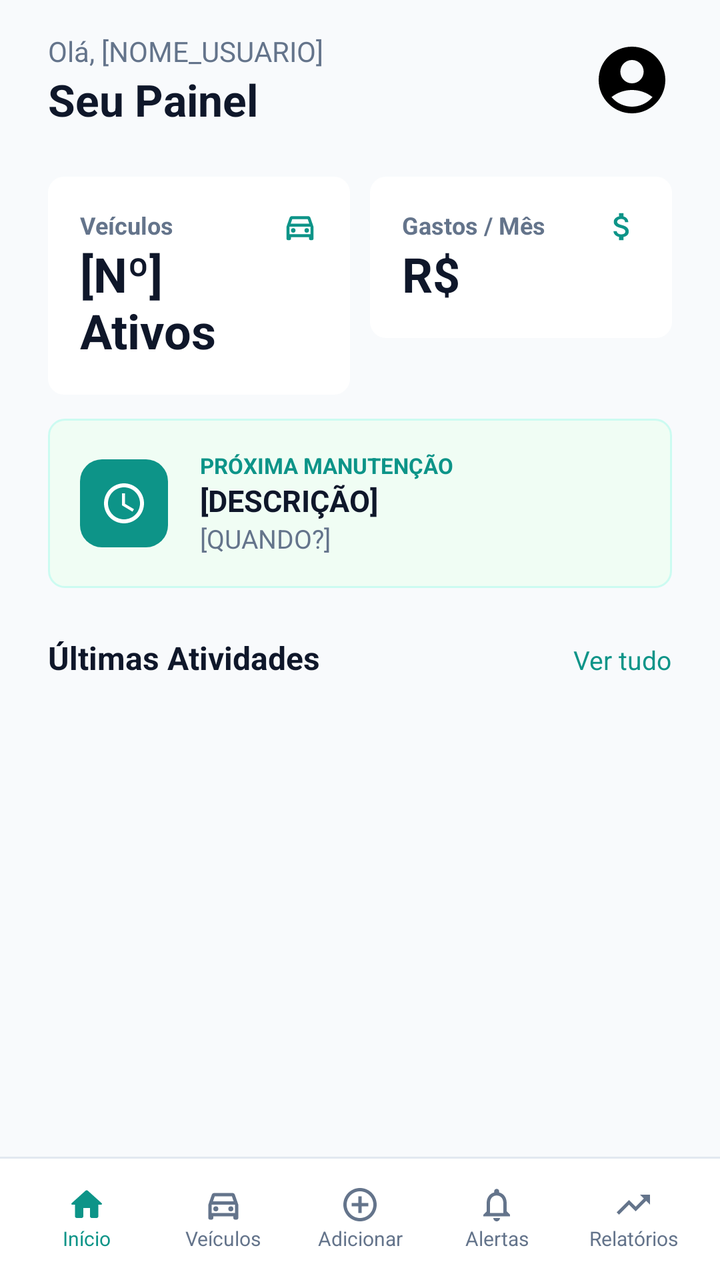
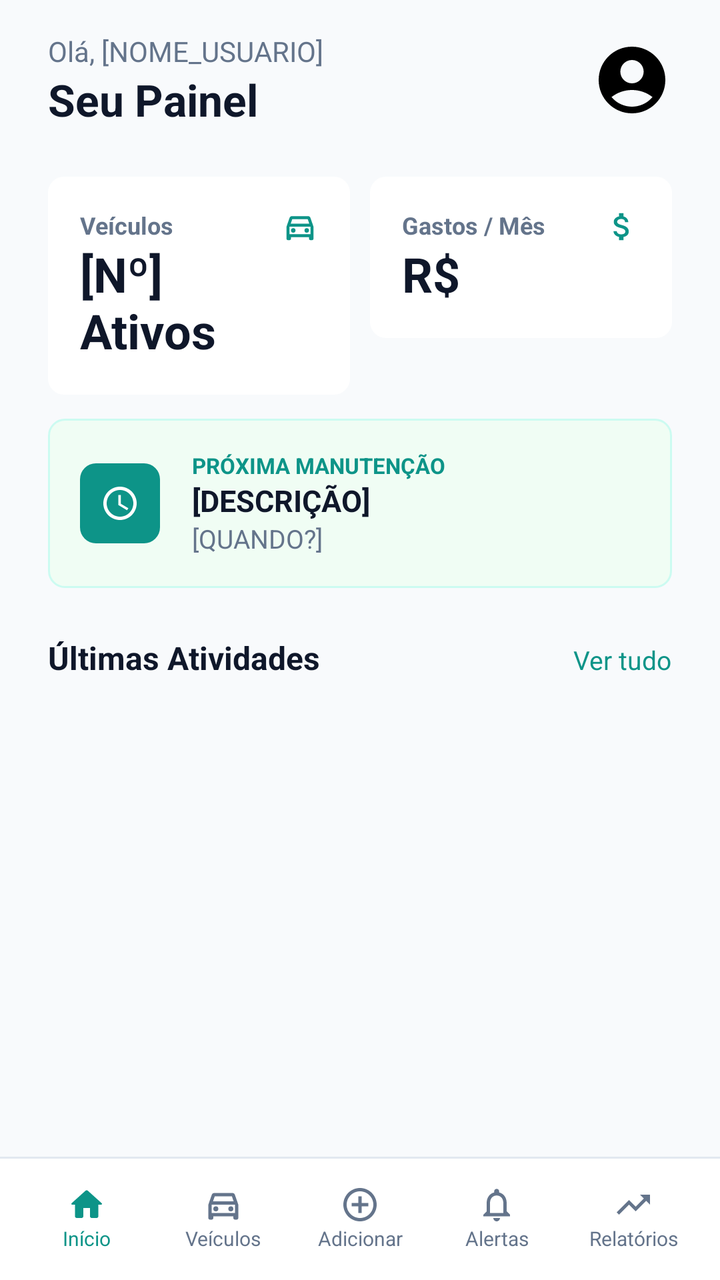

Before-and-after screenshots of an Android layout around one commit, followed by the original layout XML and the change that was made.
<!-- AndroidManifest.xml: application theme Theme.Virabraking -->
<!-- res/layout/activity_inicio.xml -->
<?xml version="1.0" encoding="utf-8"?>
<androidx.constraintlayout.widget.ConstraintLayout xmlns:android="http://schemas.android.com/apk/res/android"
    xmlns:app="http://schemas.android.com/apk/res-auto"
    xmlns:tools="http://schemas.android.com/tools"
    android:layout_width="match_parent"
    android:layout_height="match_parent"
    android:background="#f8fafc"
    tools:context=".Inicio">

    <LinearLayout
        android:layout_width="match_parent"
        android:layout_height="wrap_content"
        android:orientation="vertical">

        <LinearLayout
            android:layout_width="match_parent"
            android:layout_height="wrap_content"
            android:paddingHorizontal="24dp"
            android:paddingTop="16dp"
            android:paddingBottom="8dp">

            <LinearLayout
                android:layout_width="match_parent"
                android:layout_height="wrap_content"
                android:layout_weight="1"
                android:orientation="vertical">

                <TextView
                    android:layout_width="wrap_content"
                    android:layout_height="wrap_content"
                    android:text="Olá, [NOME_USUARIO]"
                    android:textColor="#64748b"/>

                <TextView
                    android:layout_width="wrap_content"
                    android:layout_height="wrap_content"
                    android:text="Seu Painel"
                    android:textColor="#0f172a"
                    android:textStyle="bold"
                    android:textSize="22sp"/>
            </LinearLayout>

            <ImageView
                android:layout_width="wrap_content"
                android:layout_height="wrap_content"
                android:src="@drawable/account_circle"
                android:layout_gravity="center" />
        </LinearLayout>

        <LinearLayout
            android:layout_width="match_parent"
            android:layout_height="wrap_content"
            android:orientation="vertical"
            android:paddingHorizontal="24dp"
            android:paddingVertical="16dp">

            <LinearLayout
                android:layout_width="match_parent"
                android:layout_height="wrap_content"
                android:divider="@drawable/gap"
                android:showDividers="middle">

                <LinearLayout
                    android:layout_width="match_parent"
                    android:layout_height="wrap_content"
                    android:layout_weight="1"
                    android:background="@drawable/bg_branco_arredondado"
                    android:padding="16dp">

                    <LinearLayout
                        android:layout_width="match_parent"
                        android:layout_height="wrap_content"
                        android:layout_weight="1"
                        android:orientation="vertical">

                        <TextView
                            android:layout_width="wrap_content"
                            android:layout_height="wrap_content"
                            android:text="Veículos"
                            android:textSize="12sp"
                            android:textStyle="bold"
                            android:textColor="#64748b"/>

                        <TextView
                            android:layout_width="wrap_content"
                            android:layout_height="wrap_content"
                            android:text="[Nº] Ativos"
                            android:textColor="#0f172a"
                            android:textStyle="bold"
                            android:textSize="24sp"/>
                    </LinearLayout>

                    <ImageView
                        android:layout_width="wrap_content"
                        android:layout_height="wrap_content"
                        android:src="@drawable/active_cars"
                        app:tint="#0d9488" />
                </LinearLayout>

                <LinearLayout
                    android:layout_width="match_parent"
                    android:layout_height="wrap_content"
                    android:layout_weight="1"
                    android:background="@drawable/bg_branco_arredondado"
                    android:padding="16dp">

                    <LinearLayout
                        android:layout_width="match_parent"
                        android:layout_height="wrap_content"
                        android:layout_weight="1"
                        android:orientation="vertical">

                        <TextView
                            android:layout_width="wrap_content"
                            android:layout_height="wrap_content"
                            android:text="Gastos / Mês"
                            android:textStyle="bold"
                            android:textSize="12sp"
                            android:textColor="#64748b"/>

                        <TextView
                            android:layout_width="wrap_content"
                            android:layout_height="wrap_content"
                            android:text="R$"
                            android:textColor="#0f172a"
                            android:textStyle="bold"
                            android:textSize="24sp"/>
                    </LinearLayout>

                    <ImageView
                        android:layout_width="wrap_content"
                        android:layout_height="wrap_content"
                        android:src="@drawable/attach_money"
                        app:tint="#0d9488" />
                </LinearLayout>
            </LinearLayout>

            <LinearLayout
                android:layout_width="match_parent"
                android:layout_height="wrap_content"
                android:padding="16dp"
                android:layout_marginTop="12dp"
                android:background="@drawable/bg_verde_claro_arredondado_com_borda">

                <LinearLayout
                    android:layout_width="match_parent"
                    android:layout_height="wrap_content"
                    android:gravity="center_vertical">

                    <ImageView
                        android:layout_width="wrap_content"
                        android:layout_height="wrap_content"
                        android:background="@drawable/bg_verde_arredondado"
                        android:padding="10dp"
                        android:layout_marginRight="16dp"
                        android:src="@drawable/time"
                        app:tint="#ffffff" />

                    <LinearLayout
                        android:layout_width="wrap_content"
                        android:layout_height="wrap_content"
                        android:orientation="vertical">

                        <TextView
                            android:layout_width="wrap_content"
                            android:layout_height="wrap_content"
                            android:text="PRÓXIMA MANUTENÇÃO"
                            android:textColor="#0d9488"
                            android:textSize="11sp"
                            android:textStyle="bold"/>

                        <TextView
                            android:layout_width="wrap_content"
                            android:layout_height="wrap_content"
                            android:text="[DESCRIÇÃO]"
                            android:textStyle="bold"
                            android:textSize="15sp"
                            android:textColor="#0f172a" />

                        <TextView
                            android:layout_width="wrap_content"
                            android:layout_height="wrap_content"
                            android:text="[QUANDO?]"
                            android:textColor="#64748b"
                            android:textSize="13sp"/>
                    </LinearLayout>
                </LinearLayout>
            </LinearLayout>
        </LinearLayout>

        <LinearLayout
            android:layout_width="match_parent"
            android:layout_height="wrap_content"
            android:paddingHorizontal="24dp"
            android:paddingVertical="8dp"
            android:orientation="vertical">

            <LinearLayout
                android:layout_width="match_parent"
                android:layout_height="wrap_content">

                <TextView
                    android:layout_width="match_parent"
                    android:layout_height="wrap_content"
                    android:layout_weight="1"
                    android:text="Últimas Atividades"
                    android:textSize="16sp"
                    android:textColor="#0f172a"
                    android:textStyle="bold" />

                <TextView
                    android:layout_width="wrap_content"
                    android:layout_height="wrap_content"
                    android:text="Ver tudo"
                    android:textColor="#0d9488"
                    android:textSize="13sp" />
            </LinearLayout>
        </LinearLayout>
    </LinearLayout>

    <LinearLayout
        android:layout_width="match_parent"
        android:layout_height="wrap_content"
        android:orientation="horizontal"
        android:background="@drawable/top_border_menu"
        android:padding="14dp"
        android:divider="@drawable/gap"
        android:showDividers="middle"
        app:layout_constraintBottom_toBottomOf="parent">

        <LinearLayout
            android:id="@+id/llInicio"
            android:layout_width="match_parent"
            android:layout_height="wrap_content"
            android:orientation="vertical"
            android:layout_weight="1"
            android:gravity="center">

            <ImageView
                android:layout_width="wrap_content"
                android:layout_height="wrap_content"
                android:src="@drawable/home"
                app:tint="#0d9488" />

            <TextView
                android:layout_width="wrap_content"
                android:layout_height="wrap_content"
                android:text="Início"
                android:textSize="10sp"
                android:textColor="#0d9488" />
        </LinearLayout>

        <LinearLayout
            android:id="@+id/llVeiculos"
            android:layout_width="match_parent"
            android:layout_height="wrap_content"
            android:orientation="vertical"
            android:layout_weight="1"
            android:gravity="center" >

            <ImageView
                android:layout_width="wrap_content"
                android:layout_height="wrap_content"
                android:src="@drawable/menu_car" />

            <TextView
                android:layout_width="wrap_content"
                android:layout_height="wrap_content"
                android:text="Veículos"
                android:textSize="10sp"
                android:textColor="#64748b" />
        </LinearLayout>

        <LinearLayout
            android:id="@+id/llAdicionar"
            android:layout_width="match_parent"
            android:layout_height="wrap_content"
            android:orientation="vertical"
            android:layout_weight="1"
            android:gravity="center" >

            <ImageView
                android:layout_width="wrap_content"
                android:layout_height="wrap_content"
                android:src="@drawable/add_circle" />

            <TextView
                android:layout_width="wrap_content"
                android:layout_height="wrap_content"
                android:text="Adicionar"
                android:textSize="10sp"
                android:textColor="#64748b"/>
        </LinearLayout>

        <LinearLayout
            android:id="@+id/llAlertas"
            android:layout_width="match_parent"
            android:layout_height="wrap_content"
            android:orientation="vertical"
            android:layout_weight="1"
            android:gravity="center" >

            <ImageView
                android:layout_width="wrap_content"
                android:layout_height="wrap_content"
                android:src="@drawable/notifications" />

            <TextView
                android:layout_width="wrap_content"
                android:layout_height="wrap_content"
                android:text="Alertas"
                android:textSize="10sp"
                android:textColor="#64748b"/>
        </LinearLayout>

        <LinearLayout
            android:id="@+id/llRelatorios"
            android:layout_width="match_parent"
            android:layout_height="wrap_content"
            android:orientation="vertical"
            android:layout_weight="1"
            android:gravity="center" >

            <ImageView
                android:layout_width="wrap_content"
                android:layout_height="wrap_content"
                android:src="@drawable/trending_up" />

            <TextView
                android:layout_width="wrap_content"
                android:layout_height="wrap_content"
                android:text="Relatórios"
                android:textSize="10sp"
                android:textColor="#64748b"/>
        </LinearLayout>
    </LinearLayout>
</androidx.constraintlayout.widget.ConstraintLayout>
<!-- resources referenced by this layout -->
<resources>
  <!-- drawable add_circle (drawable) -->
  <vector android:height="20dp" android:tint="#64748b"
      android:viewportHeight="24" android:viewportWidth="24"
      android:width="20dp" xmlns:android="http://schemas.android.com/apk/res/android">
      <path android:fillColor="@android:color/white" android:pathData="M13,7h-2v4L7,11v2h4v4h2v-4h4v-2h-4L13,7zM12,2C6.48,2 2,6.48 2,12s4.48,10 10,10 10,-4.48 10,-10S17.52,2 12,2zM12,20c-4.41,0 -8,-3.59 -8,-8s3.59,-8 8,-8 8,3.59 8,8 -3.59,8 -8,8z"/>
  </vector>
  <!-- drawable bg_branco_arredondado (drawable) -->
  <?xml version="1.0" encoding="utf-8"?>
  <shape xmlns:android="http://schemas.android.com/apk/res/android"
      android:shape="rectangle">
  
      <solid android:color="#ffffff" />
  
      <corners android:radius="8dp" />
  
  </shape>
  <!-- drawable bg_verde_arredondado (drawable) -->
  <?xml version="1.0" encoding="utf-8"?>
  <layer-list xmlns:android="http://schemas.android.com/apk/res/android">
      <item>
          <shape android:shape="rectangle">
              <corners android:radius="11dp" />
              <solid android:color="#0d9488" />
          </shape>
      </item>
  </layer-list>
  <!-- drawable bg_verde_claro_arredondado_com_borda (drawable) -->
  <?xml version="1.0" encoding="utf-8"?>
  <shape xmlns:android="http://schemas.android.com/apk/res/android"
      android:shape="rectangle">
  
      <solid android:color="#f0fdf4" />
      <stroke
          android:width="1dp"
          android:color="#ccfbf1" />
  
      <corners android:radius="8dp" />
  
  </shape>
  <!-- drawable gap (drawable) -->
  <?xml version="1.0" encoding="utf-8"?>
  <shape xmlns:android="http://schemas.android.com/apk/res/android">
      <size android:height="10dp" android:width="10dp" />
      <solid android:color="@android:color/transparent" />
  </shape>
  <!-- drawable home (drawable) -->
  <vector android:height="20dp" android:tint="#64748b"
      android:viewportHeight="24" android:viewportWidth="24"
      android:width="20dp" xmlns:android="http://schemas.android.com/apk/res/android">
      <path android:fillColor="@android:color/white" android:pathData="M10,19v-5h4v5c0,0.55 0.45,1 1,1h3c0.55,0 1,-0.45 1,-1v-7h1.7c0.46,0 0.68,-0.57 0.33,-0.87L12.67,3.6c-0.38,-0.34 -0.96,-0.34 -1.34,0l-8.36,7.53c-0.34,0.3 -0.13,0.87 0.33,0.87H5v7c0,0.55 0.45,1 1,1h3c0.55,0 1,-0.45 1,-1z"/>
  </vector>
  <!-- drawable notifications (drawable) -->
  <vector android:height="20dp" android:tint="#64748b"
      android:viewportHeight="24" android:viewportWidth="24"
      android:width="20dp" xmlns:android="http://schemas.android.com/apk/res/android">
      <path android:fillColor="@android:color/white" android:pathData="M12,22c1.1,0 2,-0.9 2,-2h-4c0,1.1 0.9,2 2,2zM18,16v-5c0,-3.07 -1.63,-5.64 -4.5,-6.32L13.5,4c0,-0.83 -0.67,-1.5 -1.5,-1.5s-1.5,0.67 -1.5,1.5v0.68C7.64,5.36 6,7.92 6,11v5l-2,2v1h16v-1l-2,-2zM16,17L8,17v-6c0,-2.48 1.51,-4.5 4,-4.5s4,2.02 4,4.5v6z"/>
  </vector>
  <!-- drawable top_border_menu (drawable) -->
  <?xml version="1.0" encoding="utf-8"?>
  <layer-list xmlns:android="http://schemas.android.com/apk/res/android">
      <item>
          <shape android:shape="rectangle">
              <solid android:color="#FFFFFF" />
          </shape>
      </item>
  
      <item android:height="1dp">
          <shape android:shape="rectangle">
              <solid android:color="#e2e8f0" />
          </shape>
      </item>
  
  </layer-list>
  <!-- drawable trending_up (drawable) -->
  <vector android:autoMirrored="true" android:height="20dp"
      android:tint="#64748b" android:viewportHeight="24"
      android:viewportWidth="24" android:width="20dp" xmlns:android="http://schemas.android.com/apk/res/android">
      <path android:fillColor="@android:color/white" android:pathData="M16,6l2.29,2.29 -4.88,4.88 -4,-4L2,16.59 3.41,18l6,-6 4,4 6.3,-6.29L22,12V6z"/>
  </vector>
  <style name="Theme.Virabraking" parent="Base.Theme.Virabraking" />
  <style name="Base.Theme.Virabraking" parent="Theme.Material3.DayNight.NoActionBar">
          
          <item name="colorPrimary">#0d9488</item>
      </style>
  <!-- unchanged entries left out for length: 5 -->
</resources>

<!-- the commit's change to res/layout/activity_inicio.xml (unified diff, before → after) -->
@@ -148,8 +148,8 @@
                     android:gravity="center_vertical">
 
                     <ImageView
-                        android:layout_width="wrap_content"
-                        android:layout_height="wrap_content"
+                        android:layout_width="40dp"
+                        android:layout_height="40dp"
                         android:background="@drawable/bg_verde_arredondado"
                         android:padding="10dp"
                         android:layout_marginRight="16dp"
<!-- resource entries referenced after the edit -->
@@ -18,14 +18,16 @@
   </shape>
   <!-- drawable bg_verde_arredondado (drawable) -->
   <?xml version="1.0" encoding="utf-8"?>
-  <layer-list xmlns:android="http://schemas.android.com/apk/res/android">
-      <item>
-          <shape android:shape="rectangle">
-              <corners android:radius="11dp" />
-              <solid android:color="#0d9488" />
-          </shape>
-      </item>
-  </layer-list>
+  <shape xmlns:android="http://schemas.android.com/apk/res/android"
+      android:shape="rectangle">
+  
+      <size android:height="80dp" android:width="80dp" />
+  
+      <solid android:color="#0d9488" />
+  
+      <corners android:radius="8dp" />
+  
+  </shape>
   <!-- drawable bg_verde_claro_arredondado_com_borda (drawable) -->
   <?xml version="1.0" encoding="utf-8"?>
   <shape xmlns:android="http://schemas.android.com/apk/res/android"
